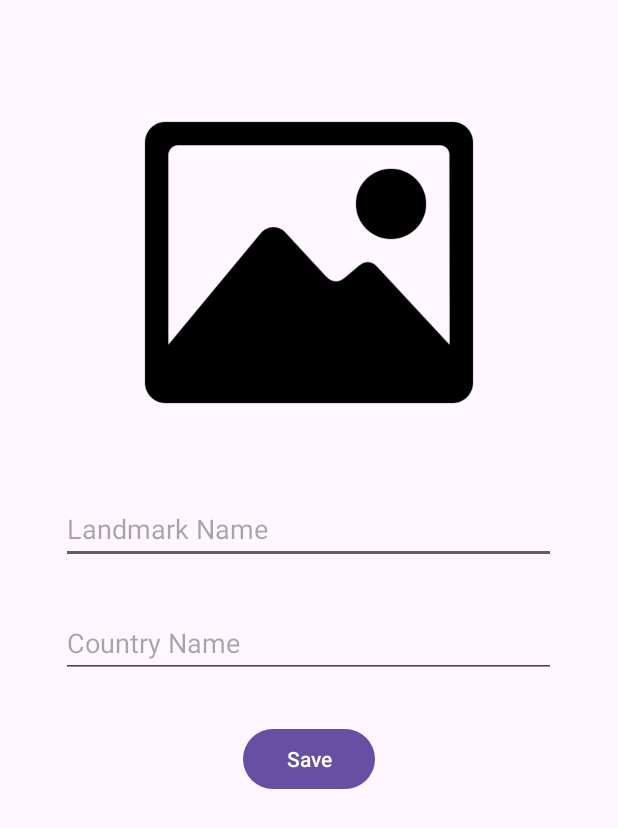
After one commit to fikretkoray/landmarkBook, an Android app: the layout activity_landmark.xml on its own in the app's theme, with its tools: preview values and no code run, on a phone screen of 412 x 824 dp. The commit adds this screen. Shown: the top 828 px of the screen. Run offline under Robolectric (Android 15) with nearby library versions, the phone set to English and light mode, and no system bars.

Commit message:
landmarkBook permission and save screen added

```diff
--- a/app/src/main/AndroidManifest.xml
+++ b/app/src/main/AndroidManifest.xml
@@ -1,6 +1,8 @@
 <?xml version="1.0" encoding="utf-8"?>
 <manifest xmlns:android="http://schemas.android.com/apk/res/android"
     xmlns:tools="http://schemas.android.com/tools">
+
+    <uses-permission android:name="android.permission.READ_MEDIA_IMAGES"></uses-permission>
 
     <application
         android:allowBackup="true"
@@ -12,6 +14,9 @@
         android:supportsRtl="true"
         android:theme="@style/Theme.LandmarkBookKotlin"
         tools:targetApi="31">
+        <activity
+            android:name=".LandmarkActivity"
+            android:exported="false" />
         <activity
             android:name=".DetailsActivity"
             android:exported="false" />
--- a/app/src/main/java/com/fikretkoray/landmarkbookkotlin/Landmark.kt
+++ b/app/src/main/java/com/fikretkoray/landmarkbookkotlin/Landmark.kt
@@ -1,7 +1,4 @@
 package com.fikretkoray.landmarkbookkotlin
 
-import java.io.Serializable
-
-class Landmark(val name: String, val country: String, val image: Int) :Serializable {
-
+class Landmark (val name: String, val id: Int) {
 }
--- a/app/src/main/java/com/fikretkoray/landmarkbookkotlin/LandmarkAdapter.kt
+++ b/app/src/main/java/com/fikretkoray/landmarkbookkotlin/LandmarkAdapter.kt
@@ -23,8 +23,9 @@ class LandmarkAdapter(val landmarkList: ArrayList<Landmark>) : RecyclerView.Adap
     override fun onBindViewHolder(holder: LandmarkHolder, position: Int) {
         holder.binding.recyclerViewTextView.text = landmarkList.get(position).name
         holder.itemView.setOnClickListener{
-            val intent = Intent(holder.itemView.context,DetailsActivity::class.java)
-            intent.putExtra("landmark",landmarkList.get(position))
+            val intent = Intent(holder.itemView.context,LandmarkActivity::class.java)
+            intent.putExtra("info","old")
+            intent.putExtra("id",landmarkList[position].id)
             //MySingleton.selectedLandmark = landmarkList.get(position)
             holder.itemView.context.startActivity(intent)
         }
--- /dev/null
+++ b/app/src/main/res/layout/activity_landmark.xml
@@ -0,0 +1,57 @@
+<?xml version="1.0" encoding="utf-8"?>
+<androidx.constraintlayout.widget.ConstraintLayout xmlns:android="http://schemas.android.com/apk/res/android"
+    xmlns:app="http://schemas.android.com/apk/res-auto"
+    xmlns:tools="http://schemas.android.com/tools"
+    android:layout_width="match_parent"
+    android:layout_height="match_parent"
+    tools:context=".LandmarkActivity">
+
+    <EditText
+        android:id="@+id/landmarkNameText"
+        android:layout_width="330dp"
+        android:layout_height="46dp"
+        android:layout_marginTop="30dp"
+        android:ems="10"
+        android:hint="Landmark Name"
+        android:inputType="text"
+        app:layout_constraintEnd_toEndOf="parent"
+        app:layout_constraintHorizontal_bias="0.493"
+        app:layout_constraintStart_toStartOf="parent"
+        app:layout_constraintTop_toBottomOf="@+id/selectImage" />
+
+    <EditText
+        android:id="@+id/countryNameText"
+        android:layout_width="330dp"
+        android:layout_height="46dp"
+        android:layout_marginTop="30dp"
+        android:ems="10"
+        android:hint="Country Name"
+        android:inputType="text"
+        app:layout_constraintEnd_toEndOf="parent"
+        app:layout_constraintHorizontal_bias="0.493"
+        app:layout_constraintStart_toStartOf="parent"
+        app:layout_constraintTop_toBottomOf="@+id/landmarkNameText" />
+
+    <Button
+        android:id="@+id/saveButton"
+        android:layout_width="wrap_content"
+        android:layout_height="wrap_content"
+        android:layout_marginTop="30dp"
+        android:onClick="saveButtonClicked"
+        android:text="Save"
+        app:layout_constraintEnd_toEndOf="parent"
+        app:layout_constraintStart_toStartOf="parent"
+        app:layout_constraintTop_toBottomOf="@+id/countryNameText" />
+
+    <ImageView
+        android:id="@+id/selectImage"
+        android:layout_width="300dp"
+        android:layout_height="250dp"
+        android:layout_marginTop="50dp"
+        android:onClick="selectImage"
+        app:layout_constraintEnd_toEndOf="parent"
+        app:layout_constraintStart_toStartOf="parent"
+        app:layout_constraintTop_toTopOf="parent"
+        app:srcCompat="@drawable/selectimage" />
+
+</androidx.constraintlayout.widget.ConstraintLayout>
--- /dev/null
+++ b/app/src/main/res/menu/landmark_menu.xml
@@ -0,0 +1,6 @@
+<?xml version="1.0" encoding="utf-8"?>
+<menu xmlns:android="http://schemas.android.com/apk/res/android">
+
+    <item android:id="@+id/landmark_item" android:title="Add Landmark"></item>
+
+</menu>
```
Also changed, not shown: app/src/main/java/com/fikretkoray/landmarkbookkotlin/DetailsActivity.kt (deleted, +0 -35 lines), app/src/main/java/com/fikretkoray/landmarkbookkotlin/LandmarkActivity.kt (added, +215 -0 lines), app/src/main/java/com/fikretkoray/landmarkbookkotlin/MainActivity.kt (+43 -9 lines), app/src/main/res/layout/activity_details.xml (deleted, +0 -43 lines), app/src/main/res/drawable/colosseum.jpg (deleted), app/src/main/res/drawable/eiffel.jpg (deleted), app/src/main/res/drawable/londonbridge.jpg (deleted), app/src/main/res/drawable/pisa.jpg (deleted), app/src/main/res/drawable/selectimage.png (added).
